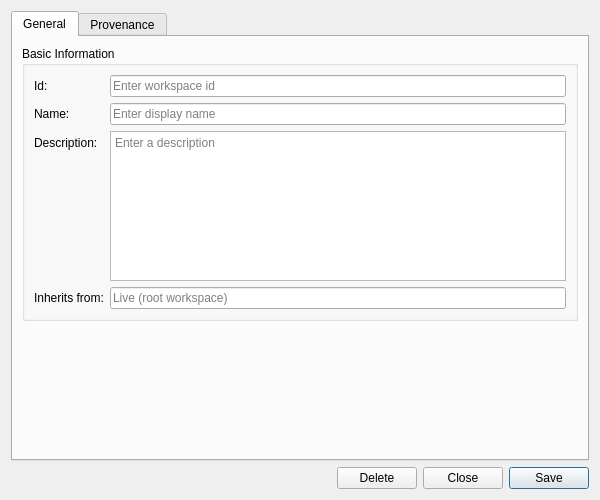
OreStudio/OreStudio, file projects/ores.qt.workspace/ui/WorkspaceDetailDialog.ui: the form before one commit.
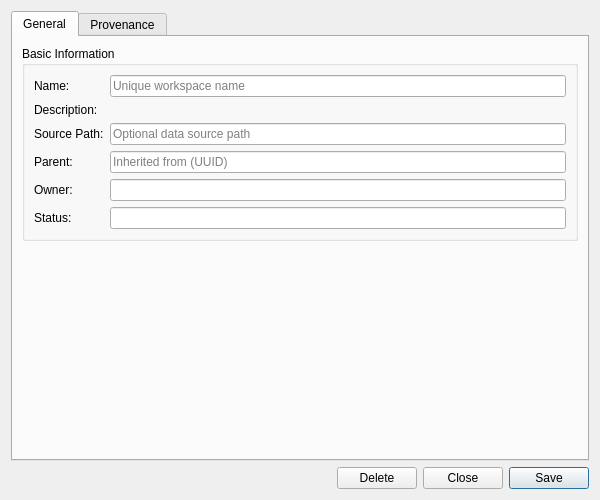
The form after the commit. Custom widgets are drawn as their Qt base class.

Commit message:
[workspace] Phase 3: Qt UI — history dialog and generated detail dialog
Replace hand-crafted WorkspaceDetailDialog with generated version, add
WorkspaceHistoryDialog (generated), wire History toolbar action in
WorkspaceMdiWindow, and restore onWorkspaceActivated (async workspace
context switching via resolve_workspace_request).

```diff
--- a/projects/ores.qt.workspace/ui/WorkspaceDetailDialog.ui
+++ b/projects/ores.qt.workspace/ui/WorkspaceDetailDialog.ui
@@ -39,73 +39,81 @@
          </property>
          <layout class="QFormLayout" name="formLayout">
           <item row="0" column="0">
-           <widget class="QLabel" name="labelId">
-            <property name="text">
-             <string>Id:</string>
-            </property>
-           </widget>
-          </item>
-          <item row="0" column="1">
-           <widget class="QLineEdit" name="codeEdit">
-            <property name="placeholderText">
-             <string>Enter workspace id</string>
-            </property>
-           </widget>
-          </item>
-          <item row="1" column="0">
            <widget class="QLabel" name="labelName">
             <property name="text">
              <string>Name:</string>
             </property>
            </widget>
           </item>
-          <item row="1" column="1">
+          <item row="0" column="1">
            <widget class="QLineEdit" name="nameEdit">
             <property name="placeholderText">
-             <string>Enter display name</string>
+             <string>Unique workspace name</string>
             </property>
            </widget>
           </item>
-          <item row="2" column="0">
+          <item row="1" column="0">
            <widget class="QLabel" name="labelDescription">
             <property name="text">
              <string>Description:</string>
             </property>
            </widget>
           </item>
+          <item row="1" column="1">
+          </item>
+          <item row="2" column="0">
+           <widget class="QLabel" name="labelSourcePath">
+            <property name="text">
+             <string>Source Path:</string>
+            </property>
+           </widget>
+          </item>
           <item row="2" column="1">
-           <widget class="QPlainTextEdit" name="descriptionEdit">
-            <property name="minimumSize">
-             <size>
-              <width>0</width>
-              <height>80</height>
-             </size>
-            </property>
-            <property name="maximumSize">
-             <size>
-              <width>16777215</width>
-              <height>150</height>
-             </size>
-            </property>
+           <widget class="QLineEdit" name="sourcePathEdit">
             <property name="placeholderText">
-             <string>Enter a description</string>
+             <string>Optional data source path</string>
             </property>
            </widget>
           </item>
           <item row="3" column="0">
            <widget class="QLabel" name="labelInheritsFrom">
             <property name="text">
-             <string>Inherits from:</string>
+             <string>Parent:</string>
             </property>
            </widget>
           </item>
           <item row="3" column="1">
-           <widget class="QLineEdit" name="inheritsFromEdit">
-            <property name="readOnly">
-             <bool>true</bool>
+           <widget class="QLineEdit" name="parentEdit">
+            <property name="placeholderText">
+             <string>Inherited from (UUID)</string>
             </property>
+           </widget>
+          </item>
+          <item row="4" column="0">
+           <widget class="QLabel" name="labelOwnerId">
+            <property name="text">
+             <string>Owner:</string>
+            </property>
+           </widget>
+          </item>
+          <item row="4" column="1">
+           <widget class="QLineEdit" name="ownerEdit">
             <property name="placeholderText">
-             <string>Live (root workspace)</string>
+             <string></string>
+            </property>
+           </widget>
+          </item>
+          <item row="5" column="0">
+           <widget class="QLabel" name="labelStatusCode">
+            <property name="text">
+             <string>Status:</string>
+            </property>
+           </widget>
+          </item>
+          <item row="5" column="1">
+           <widget class="QLineEdit" name="statusEdit">
+            <property name="placeholderText">
+             <string></string>
             </property>
            </widget>
           </item>
```
Left out of the diff: 2 changed lines with no effect on the pictures. The commit also changes 8 other files.
